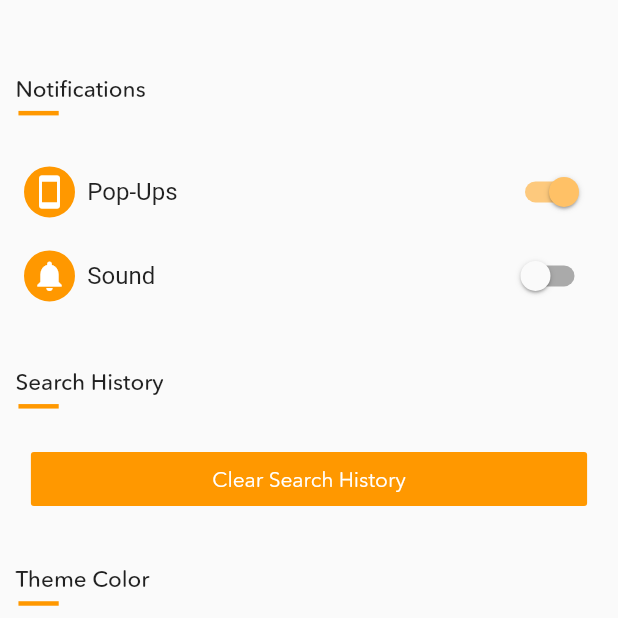
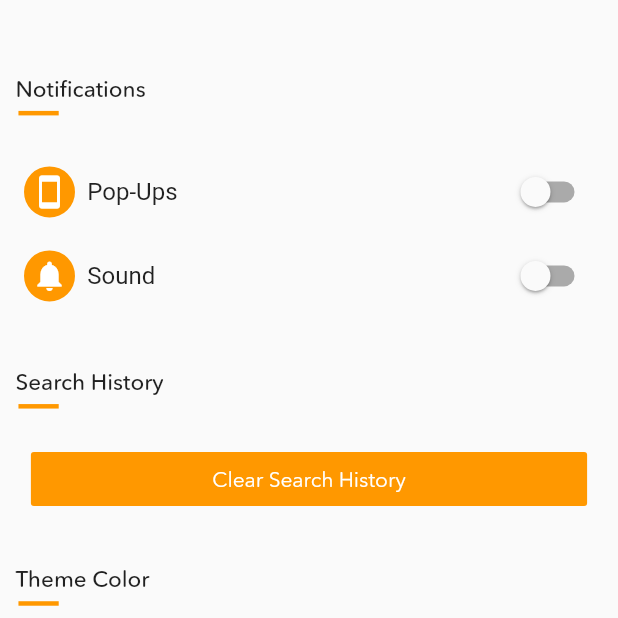
Before and after one commit to fares-elshazly/Weather-Bug-MobileApp, a Flutter app: the screen it shows after launch, after a tap on "Settings", on a phone screen of 412 x 824 dp, the top half of it. Run offline on Flutter 3.47's test engine with Material 2 defaults, Android fonts, the phone set to English and light mode, and no system bars; our stand-ins replace bloc, cached_network_image, equatable, flushbar, flutter_bloc, flutter_local_notifications and 4 more; missing offline and left inert: geocoder.

```diff
--- a/lib/Screens/Search_Screen.dart
+++ b/lib/Screens/Search_Screen.dart
@@ -5,19 +5,18 @@ import 'package:cached_network_image/cached_network_image.dart';
 import '../Blocs/Weather_Bloc/Bloc.dart';
 import '../Models/City_Model.dart';
 import '../Utilities/Shared_Preference_Utilities.dart';
+import '../main.dart';
 
 class SearchScreenData extends InheritedWidget {
   final height;
   final width;
   final searchController;
-  final sharedPreferenceUtilities;
   SearchScreenData(
       {Key key,
       Widget child,
       this.height,
       this.width,
-      this.searchController,
-      this.sharedPreferenceUtilities})
+      this.searchController})
       : super(key: key, child: child);
 
   static SearchScreenData of(BuildContext context) {
@@ -37,7 +36,6 @@ class SearchScreen extends StatelessWidget {
       height: MediaQuery.of(context).size.height,
       width: MediaQuery.of(context).size.width,
       searchController: TextEditingController(),
-      sharedPreferenceUtilities: SharedPreferenceUtilities(),
       child: SearchScreenWidget(),
     );
   }
@@ -52,7 +50,7 @@ class SearchScreenWidget extends StatelessWidget {
         child: Column(
           crossAxisAlignment: CrossAxisAlignment.start,
           children: <Widget>[
-            SizedBox(height: SearchScreenData.of(context).height * 0.04),
+            SizedBox(height: SearchScreenData.of(context).height * 0.06),
             buildTitle(context, 'Locations'),
             SizedBox(height: SearchScreenData.of(context).height * 0.04),
             buildRoundedTextField(context, 'Search', Icons.search),
@@ -113,7 +111,7 @@ Widget buildListView(BuildContext context, String title) {
       FutureBuilder(
         initialData: List<City>(),
         future:
-            SearchScreenData.of(context).sharedPreferenceUtilities.getCities(),
+            MyAppData.of(context).sharedPreferenceUtilities.getCities(),
         builder: (BuildContext context, AsyncSnapshot snapshot) {
           return Expanded(
             child: ListView.builder(
--- a/lib/Screens/Settings_Screen.dart
+++ b/lib/Screens/Settings_Screen.dart
@@ -1,5 +1,7 @@
 import 'package:flutter/material.dart';
 import 'package:flutter_bloc/flutter_bloc.dart';
+import 'package:flutter_local_notifications/flutter_local_notifications.dart';
+import 'package:weather_bug/main.dart';
 import '../Blocs/Theme_Bloc/Bloc.dart';
 import '../Utilities/Shared_Preference_Utilities.dart';
 import '../Widgets/Color_Picker/color/color_picker.dart';
@@ -7,12 +9,14 @@ import '../Widgets/Color_Picker/color/color_picker.dart';
 class SettingsScreenData extends InheritedWidget {
   final height;
   final width;
-  final sharedPreferenceUtilities;
-  bool popUps;
-  bool sound;
+  final flutterLocalNotificationsPlugin;
 
   SettingsScreenData(
-      {Key key, Widget child, this.height, this.width, this.sharedPreferenceUtilities, this.popUps, this.sound})
+      {Key key,
+      Widget child,
+      this.height,
+      this.width,
+      this.flutterLocalNotificationsPlugin})
       : super(key: key, child: child);
 
   static SettingsScreenData of(BuildContext context) {
@@ -31,9 +35,7 @@ class SettingsScreen extends StatelessWidget {
     return SettingsScreenData(
       height: MediaQuery.of(context).size.height,
       width: MediaQuery.of(context).size.width,
-      sharedPreferenceUtilities: SharedPreferenceUtilities(),
-      popUps: true,
-      sound: false,
+      flutterLocalNotificationsPlugin: FlutterLocalNotificationsPlugin(),
       child: SettingsScreenWidget(),
     );
   }
@@ -47,6 +49,7 @@ class SettingsScreenWidget extends StatefulWidget {
 class _SettingsScreenWidgetState extends State<SettingsScreenWidget> {
   @override
   Widget build(BuildContext context) {
+    initializeNotifications(context);
     return SingleChildScrollView(
       child: Column(
         crossAxisAlignment: CrossAxisAlignment.center,
@@ -102,17 +105,26 @@ class _SettingsScreenWidgetState extends State<SettingsScreenWidget> {
                   ),
                   child: Padding(
                     padding: const EdgeInsets.all(5),
-                    child: Icon(Icons.stay_primary_portrait, color: Colors.white),
+                    child:
+                        Icon(Icons.stay_primary_portrait, color: Colors.white),
                   )),
               SizedBox(width: SettingsScreenData.of(context).width * 0.02),
               Text('Pop-Ups'),
             ],
           ),
           trailing: Switch(
-            value: SettingsScreenData.of(context).popUps,
+            value: MyAppData.of(context).popUps,
             onChanged: (value) {
+              value
+                  ? showNotification("Thank You!",
+                      "You've Now Subscribed To Our Our Weather Changes Notifications System")
+                  : showNotification("We're Sorry To Hear That!",
+                      "You've Unsubscribed From Our Weather Changes Notifications System");
               setState(() {
-                SettingsScreenData.of(context).popUps = value;
+                MyAppData.of(context).popUps = value;
+                MyAppData.of(context)
+                    .sharedPreferenceUtilities
+                    .setSettings('popUps', value);
               });
             },
           ),
@@ -134,10 +146,13 @@ class _SettingsScreenWidgetState extends State<SettingsScreenWidget> {
             ],
           ),
           trailing: Switch(
-            value: SettingsScreenData.of(context).sound,
+            value: MyAppData.of(context).sound,
             onChanged: (value) {
               setState(() {
-                SettingsScreenData.of(context).sound = value;
+                MyAppData.of(context).sound = value;
+                MyAppData.of(context)
+                    .sharedPreferenceUtilities
+                    .setSettings('sound', value);
               });
             },
           ),
@@ -153,7 +168,8 @@ class _SettingsScreenWidgetState extends State<SettingsScreenWidget> {
         color: Theme.of(context).primaryColor,
         child: Text('Clear Search History',
             style: TextStyle(color: Colors.white, fontFamily: 'AvenirRegular')),
-        onPressed: () => SettingsScreenData.of(context).sharedPreferenceUtilities.clearHistory(),
+        onPressed: () =>
+            MyAppData.of(context).sharedPreferenceUtilities.clearHistory(),
       ),
     );
   }
@@ -172,21 +188,33 @@ class _SettingsScreenWidgetState extends State<SettingsScreenWidget> {
       ),
     );
   }
+
+  initializeNotifications(BuildContext context) {
+    final initializationSettingsAndroid =
+        AndroidInitializationSettings('app_icon');
+    final initializationSettingsIOS = IOSInitializationSettings();
+    final initializationSettings = InitializationSettings(
+        initializationSettingsAndroid, initializationSettingsIOS);
+    SettingsScreenData.of(context).flutterLocalNotificationsPlugin.initialize(
+        initializationSettings,
+        onSelectNotification: onSelectNotification);
+  }
+
+  Future showNotification(String title, String body) async {
+    final androidPlatformChannelSpecifics = new AndroidNotificationDetails(
+        '1',
+        'Push Notification Subsrciption',
+        'Push Notification Subsrciption Status',
+        importance: Importance.Max,
+        priority: Priority.High);
+    final iOSPlatformChannelSpecifics = new IOSNotificationDetails();
+    final platformChannelSpecifics = new NotificationDetails(
+        androidPlatformChannelSpecifics, iOSPlatformChannelSpecifics);
+    await SettingsScreenData.of(context)
+        .flutterLocalNotificationsPlugin
+        .show(0, title, body, platformChannelSpecifics);
+  }
+
+  Future onSelectNotification(String payload) async =>
+      print('Notification Selected!');
 }
-
-// class SwitchButton extends StatefulWidget {
-//   final value;
-//   SwitchButton({Key key, this.value}) : super(key: key);
-
-//   @override
-//   _SwitchButtonState createState() => _SwitchButtonState();
-// }
-
-// class _SwitchButtonState extends State<SwitchButton> {
-//   @override
-//   Widget build(BuildContext context) {
-//     return Container(
-//       child: child,
-//     );
-//   }
-// }
--- a/lib/Utilities/Shared_Preference_Utilities.dart
+++ b/lib/Utilities/Shared_Preference_Utilities.dart
@@ -45,6 +45,19 @@ class SharedPreferenceUtilities {
     return Colors.orange.value;
   }
 
+  Future<bool> getSettings(String key) async {
+    _sharedPreferences = await SharedPreferences.getInstance();
+    if(_sharedPreferences.containsKey(key))
+      return _sharedPreferences.getBool(key);
+    _sharedPreferences.setBool(key, false);
+    return _sharedPreferences.getBool(key);
+  }
+
+  setSettings(String key, bool value) async {
+    _sharedPreferences = await SharedPreferences.getInstance();
+    _sharedPreferences.setBool(key, value);
+  }
+
   clearHistory() async {
     _sharedPreferences = await SharedPreferences.getInstance();
     if(_sharedPreferences.containsKey('Cities'))
--- a/lib/main.dart
+++ b/lib/main.dart
@@ -7,17 +7,47 @@ import 'Screens/Weather_Screen.dart';
 import 'Blocs/Theme_Bloc/Bloc.dart';
 import 'Utilities/Shared_Preference_Utilities.dart';
 
-// void main() => runApp(
-//   DevicePreview(
-//     builder: (context) => MyApp(),
-//   ),
-// );
-
 void main() => runApp(MyApp());
 
+class MyAppData extends InheritedWidget {
+  final sharedPreferenceUtilities;
+  ThemeData theme;
+  bool popUps;
+  bool sound;
+
+  MyAppData(
+      {Key key,
+      Widget child,
+      this.sharedPreferenceUtilities,
+      this.theme,
+      this.popUps,
+      this.sound})
+      : super(key: key, child: child);
+
+  static MyAppData of(BuildContext context) {
+    return context.dependOnInheritedWidgetOfExactType<MyAppData>();
+  }
+
+  @override
+  bool updateShouldNotify(MyAppData oldWidget) {
+    return true;
+  }
+}
+
 class MyApp extends StatelessWidget {
-  final sharedPreference = SharedPreferenceUtilities();
-  ThemeData theme = ThemeData(primaryColor: Colors.white);
+  @override
+  Widget build(BuildContext context) {
+    return MyAppData(
+      sharedPreferenceUtilities: SharedPreferenceUtilities(),
+      theme: ThemeData(primaryColor: Colors.white),
+      popUps: true,
+      sound: true,
+      child: MyAppWidget(),
+    );
+  }
+}
+
+class MyAppWidget extends StatelessWidget {
   @override
   Widget build(BuildContext context) {
     return BlocProvider<ThemeBloc>(
@@ -27,16 +57,18 @@ class MyApp extends StatelessWidget {
           if (state is InitialTheme) {
             loadTheme(context);
           } else if (state is NewTheme) {
-            theme = state.theme;
-            sharedPreference.addThemeColor(theme.primaryColor);
+            MyAppData.of(context).theme = state.theme;
+            MyAppData.of(context)
+                .sharedPreferenceUtilities
+                .addThemeColor(MyAppData.of(context).theme.primaryColor);
           }
           SystemChrome.setSystemUIOverlayStyle(SystemUiOverlayStyle(
-            statusBarColor: theme.primaryColor,
+            statusBarColor: MyAppData.of(context).theme.primaryColor,
           ));
           return MaterialApp(
             debugShowCheckedModeBanner: false,
             title: 'Weather Bug',
-            theme: theme,
+            theme: MyAppData.of(context).theme,
             initialRoute: '/',
             routes: {
               '/': (context) => SplashScreen(),
@@ -50,7 +82,10 @@ class MyApp extends StatelessWidget {
   }
 
   loadTheme(BuildContext context) async {
-    final intColor = await sharedPreference.getThemeColor();
+    final intColor =
+        await MyAppData.of(context).sharedPreferenceUtilities.getThemeColor();
+    MyAppData.of(context).popUps = await MyAppData.of(context).sharedPreferenceUtilities.getSettings('popUps');
+    MyAppData.of(context).sound = await MyAppData.of(context).sharedPreferenceUtilities.getSettings('sound');
     BlocProvider.of<ThemeBloc>(context).add(ChangeTheme(color: intColor));
   }
 }
--- a/pubspec.yaml
+++ b/pubspec.yaml
@@ -32,6 +32,7 @@ dependencies:
   cached_network_image: ^2.0.0
   location: ^2.3.5
   geocoder: ^0.2.1
+  flutter_local_notifications: ^1.1.3
 
 dev_dependencies:
   flutter_test:
```
Also changed, not shown: lib/Screens/Pages_Viewer.dart (+3 -5 lines), pubspec.lock, 23 other files.
